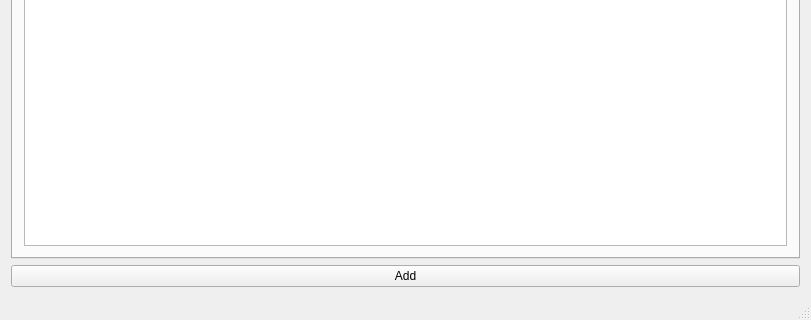
The window that Display/mainwindow.ui (alexi15/verk1) describes before a commit, drawn with Qt 5; both pictures show x 0 to 811 and y 284 to 604 of the 811 by 604 pixel window.
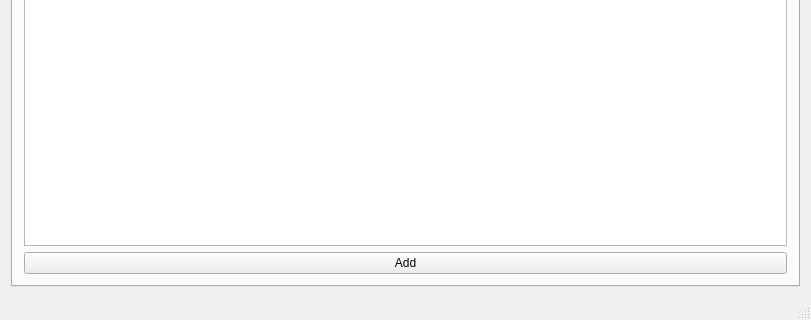
The same window after the commit. The open tabs and pages were chosen to show the change.

Commit message: making year died work if nothing entered

Diff of the .ui file:
```diff
--- a/Display/mainwindow.ui
+++ b/Display/mainwindow.ui
@@ -103,6 +103,20 @@
           </item>
          </layout>
         </item>
+        <item>
+         <layout class="QHBoxLayout" name="horizontalLayout_5">
+          <item>
+           <widget class="QPushButton" name="addScientist">
+            <property name="enabled">
+             <bool>true</bool>
+            </property>
+            <property name="text">
+             <string>Add</string>
+            </property>
+           </widget>
+          </item>
+         </layout>
+        </item>
        </layout>
       </widget>
       <widget class="QWidget" name="tab_2">
@@ -182,13 +196,6 @@
       </widget>
      </widget>
     </item>
-    <item>
-     <widget class="QPushButton" name="addScientist">
-      <property name="text">
-       <string>Add</string>
-      </property>
-     </widget>
-    </item>
    </layout>
   </widget>
   <widget class="QMenuBar" name="menuBar">
```
Left out of the diff: 2 changed lines with no effect on the pictures. The commit also changes 2 other files.
